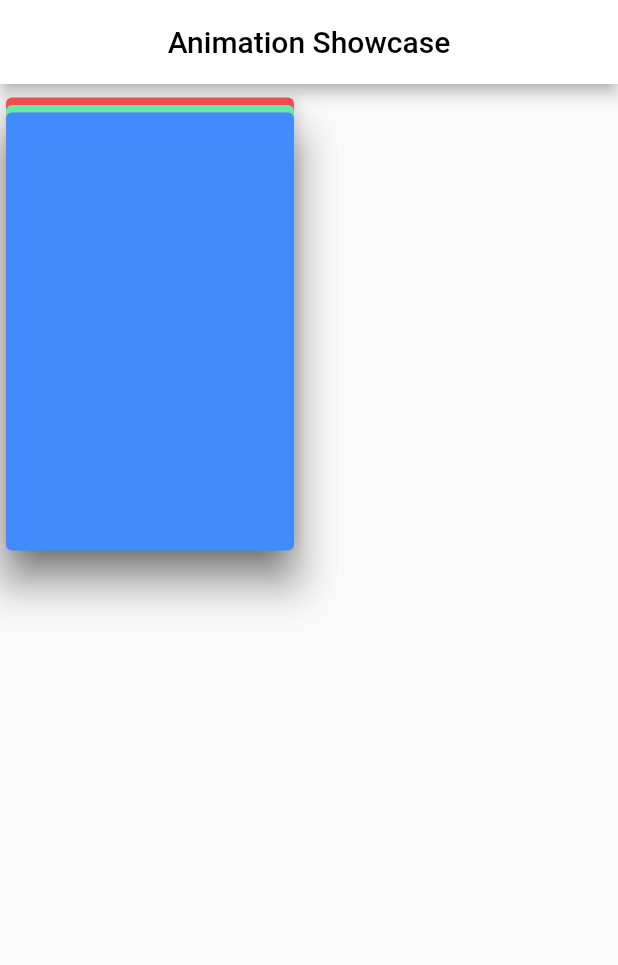
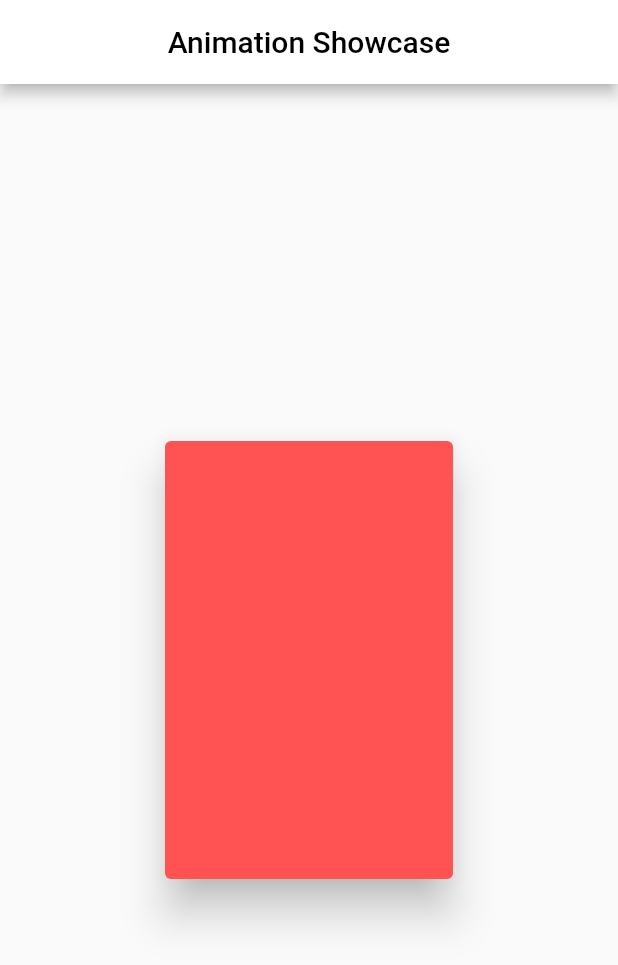
Before and after one commit to av153k/animation-showcase, a Flutter app: the screen it shows after launch, on a phone screen of 412 x 824 dp. Shown: the top 965 px of the screen. Run offline on Flutter 3.47's test engine with Material 2 defaults, Android fonts, the phone set to English and light mode, and no system bars.

Commit message:
Added the flip animation for cards

```diff
--- /dev/null
+++ b/lib/card_unit.dart
@@ -0,0 +1,61 @@
+import 'dart:math';
+
+import 'package:animation_showcase/constants.dart';
+import 'package:flutter/material.dart';
+
+class FlipCard extends StatefulWidget {
+  @override
+  _FlipCardState createState() => _FlipCardState();
+  final Color color1;
+  final Color color2;
+  FlipCard({@required this.color1, @required this.color2});
+}
+
+class _FlipCardState extends State<FlipCard>
+    with SingleTickerProviderStateMixin {
+  AnimationController _animationController;
+  Animation _animation;
+  AnimationStatus _animationStatus = AnimationStatus.dismissed;
+
+  @override
+  void initState() {
+    super.initState();
+    _animationController =
+        AnimationController(vsync: this, duration: Duration(seconds: 1));
+    _animation = Tween<double>(end: 1, begin: 0).animate(_animationController)
+      ..addListener(() {
+        setState(() {});
+      })
+      ..addStatusListener((status) {
+        _animationStatus = status;
+      });
+  }
+
+  @override
+  Widget build(BuildContext context) {
+    return Scaffold(
+      body: Container(
+        child: Center(
+          child: Transform(
+            alignment: FractionalOffset.center,
+            transform: Matrix4.identity()
+              ..setEntry(3, 2, 0.001)
+              ..rotateY(pi * _animation.value),
+            child: GestureDetector(
+              onTap: () {
+                if (_animationStatus == AnimationStatus.dismissed) {
+                  _animationController.forward();
+                } else {
+                  _animationController.reverse();
+                }
+              },
+              child: _animation.value <= 0.5
+                  ? getCards(widget.color1)
+                  : getCards(widget.color2),
+            ),
+          ),
+        ),
+      ),
+    );
+  }
+}
--- a/lib/card_units.dart
+++ /dev/null
@@ -1,34 +0,0 @@
-import 'package:flutter/material.dart';
-
-Widget getCards(Color color1, double margin) {
-  return Positioned(
-    top: margin,
-    child: Draggable(
-      affinity: Axis.horizontal,
-      axis: Axis.horizontal,
-      feedback: Card(
-        elevation: 12,
-        child: Center(
-          child: Container(
-            height: 300,
-            width: 200,
-          ),
-        ),
-      ),
-      child: Container(
-        height: 300,
-        width: 200,
-        child: Card(
-          color: color1,
-          elevation: 12,
-          child: Center(
-            child: Container(
-              height: 300,
-              width: 200,
-            ),
-          ),
-        ),
-      ),
-    ),
-  );
-}
--- a/lib/constants.dart
+++ b/lib/constants.dart
@@ -0,0 +1,31 @@
+import 'package:flutter/material.dart';
+
+Widget getCards(Color color1) {
+  return Draggable(
+    affinity: Axis.horizontal,
+    axis: Axis.horizontal,
+    feedback: Card(
+      elevation: 12,
+      child: Center(
+        child: Container(
+          height: 300,
+          width: 200,
+        ),
+      ),
+    ),
+    child: Container(
+      height: 300,
+      width: 200,
+      child: Card(
+        color: color1,
+        elevation: 12,
+        child: Center(
+          child: Container(
+            height: 300,
+            width: 200,
+          ),
+        ),
+      ),
+    ),
+  );
+}
--- a/lib/main.dart
+++ b/lib/main.dart
@@ -1,4 +1,4 @@
-import 'package:animation_showcase/card_units.dart';
+import 'package:animation_showcase/card_unit.dart';
 import 'package:flutter/material.dart';
 
 void main() {
@@ -69,13 +69,7 @@ class _MyHomePageState extends State<MyHomePage> {
         ),
       ),
       body: Center(
-        child: Stack(
-          children: [
-            getCards(Colors.redAccent, 5.0),
-            getCards(Colors.greenAccent, 10.0),
-            getCards(Colors.blueAccent, 15.0),
-          ],
-        ),
+        child: FlipCard(color1: Colors.redAccent, color2: Colors.purpleAccent)
       ),
     );
   }
```
